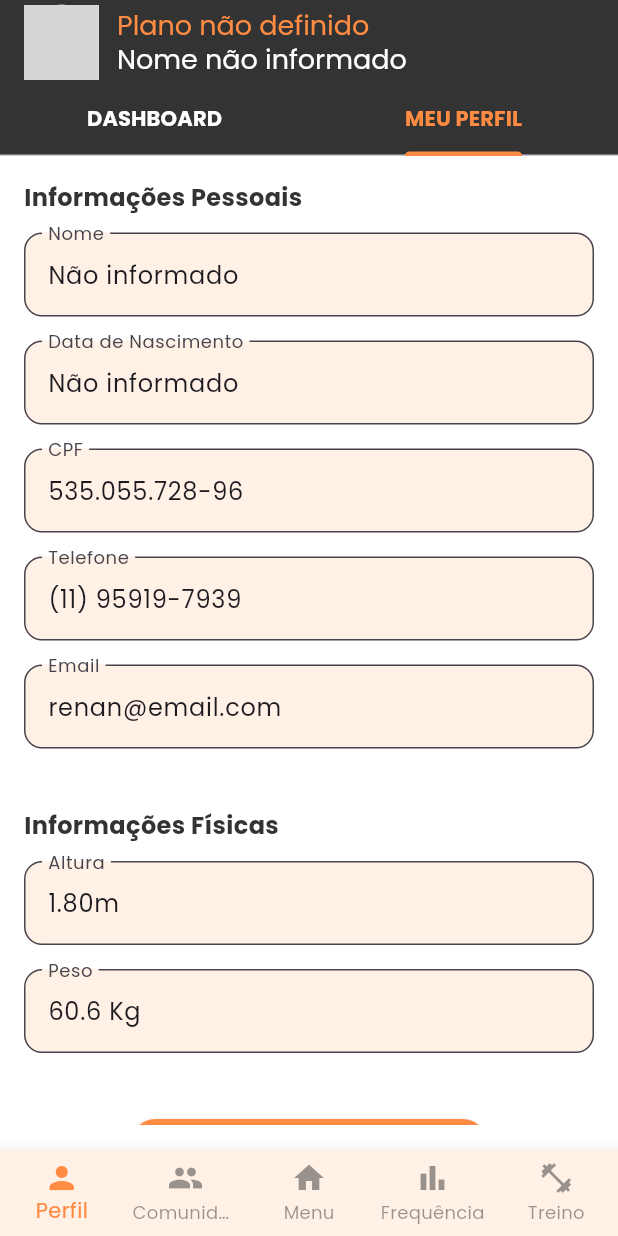
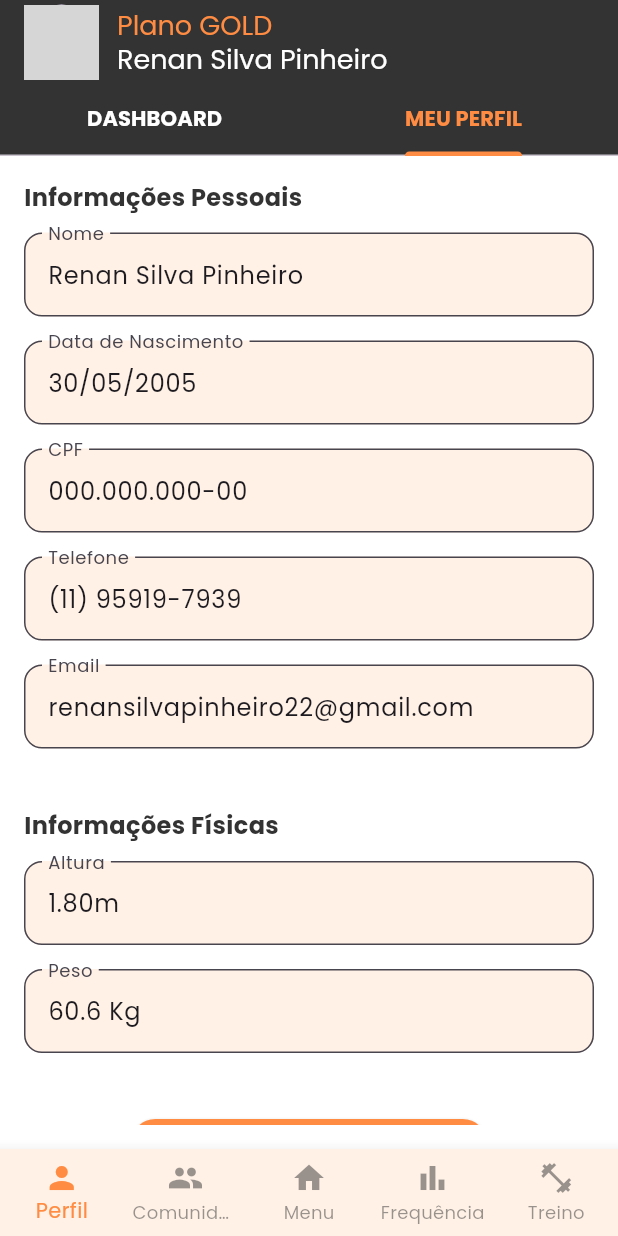
Before and after one commit to WillianChiquinato/Black_Brothers, a Flutter app: the screen it shows after launch, tab 2 chosen, on a phone screen of 412 x 824 dp. Run offline on Flutter 3.47's test engine with Material 3 defaults, Android fonts, the phone set to English and light mode, and no system bars; our stand-ins replace dio, google_fonts; accounts and stored records are empty; grey boxes are pictures that could not be loaded.

Commit message:
refactor(): ajustes de dados

```diff
--- a/lib/Telas/menu_comunidade.dart
+++ b/lib/Telas/menu_comunidade.dart
@@ -53,14 +53,14 @@ class _MenuComunidadeState extends State<MenuComunidade> {
                 crossAxisAlignment: CrossAxisAlignment.start,
                 children: [
                   Text(
-                    widget.user.plano ?? 'Plano não definido',
+                    widget.user.plano ?? 'Plano GOLD',
                     style: GoogleFonts.poppins(
                       color: orange,
                       fontSize: 18,
                     ),
                   ),
                   Text(
-                    widget.user.nome ?? 'Nome não informado',
+                    widget.user.nome ?? 'Renan Silva Pinheiro',
                     style: GoogleFonts.poppins(
                       color: Colors.white,
                       fontSize: 18,
--- a/lib/Telas/menu_inicial_home.dart
+++ b/lib/Telas/menu_inicial_home.dart
@@ -120,14 +120,14 @@ class _MenuInicialHomeState extends State<MenuInicialHome> {
                   crossAxisAlignment: CrossAxisAlignment.start,
                   children: [
                     Text(
-                      _user.plano ?? 'Plano não definido',
+                      _user.plano ?? 'Plano GOLD',
                       style: GoogleFonts.poppins(
                         color: orange,
                         fontSize: 16,
                       ),
                     ),
                     Text(
-                      _user.nome ?? 'Nome não informado',
+                      _user.nome ?? 'Renan Silva Pinheiro',
                       style: GoogleFonts.poppins(fontSize: 16),
                     ),
                   ],
--- a/lib/Telas/menu_perfil.dart
+++ b/lib/Telas/menu_perfil.dart
@@ -47,14 +47,14 @@ class _MenuPerfilState extends State<MenuPerfil> with TickerProviderStateMixin {
               crossAxisAlignment: CrossAxisAlignment.start,
               children: [
                 Text(
-                  widget.user.plano ?? 'Plano não definido',
+                  widget.user.plano ?? 'Plano GOLD',
                   style: GoogleFonts.poppins(
                     color: orange,
                     fontSize: 18,
                   ),
                 ),
                 Text(
-                  widget.user.nome ?? 'Nome não informado',
+                  widget.user.nome ?? 'Renan Silva Pinheiro',
                   style: GoogleFonts.poppins(
                     color: Colors.white,
                     fontSize: 18,
@@ -95,11 +95,11 @@ class _MenuPerfilState extends State<MenuPerfil> with TickerProviderStateMixin {
           children: [
             _buildSectionTitle("Informações Pessoais"),
             const SizedBox(height: 12),
-            _buildTextField("Nome", widget.user.nome ?? 'Não informado'),
-            _buildTextField("Data de Nascimento", widget.user.idade ?? 'Não informado'),
-            _buildTextField("CPF", "535.055.728-96"),
+            _buildTextField("Nome", widget.user.nome ?? 'Renan Silva Pinheiro'),
+            _buildTextField("Data de Nascimento", widget.user.idade ?? '30/05/2005'),
+            _buildTextField("CPF", "000.000.000-00"),
             _buildTextField("Telefone", "(11) 95919-7939"),
-            _buildTextField("Email", "renan@email.com"),
+            _buildTextField("Email", "renansilvapinheiro22@gmail.com"),
             const SizedBox(height: 24),
             _buildSectionTitle("Informações Físicas"),
             const SizedBox(height: 12),
```
